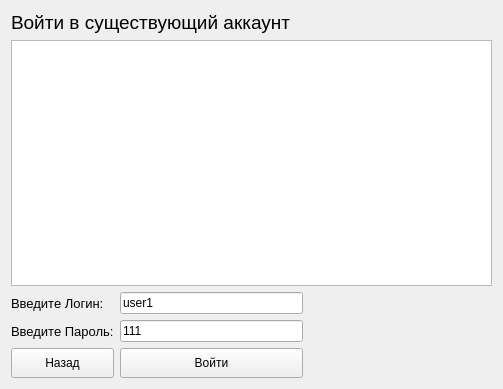
This is MyAutho.ui in LegSergei/QTProjectCLIENT as Qt 5 draws it before an edit. The edited form follows.
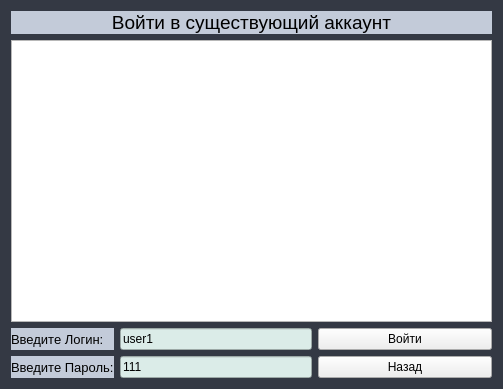
This is the edited form. Icons and pictures are not drawn.

```diff
--- a/MyAutho.ui
+++ b/MyAutho.ui
@@ -11,28 +11,50 @@
    </rect>
   </property>
   <property name="windowTitle">
-   <string>MyAutho</string>
+   <string>Chat Authorization</string>
+  </property>
+  <property name="styleSheet">
+   <string notr="true">QWidget#MyAutho { background-color: rgb(52, 57, 68); }</string>
   </property>
   <layout class="QGridLayout" name="gridLayout">
-   <item row="0" column="0" colspan="3">
-    <widget class="QLabel" name="label_4">
-     <property name="font">
-      <font>
-       <pointsize>14</pointsize>
-      </font>
+   <item row="2" column="1">
+    <widget class="QLineEdit" name="le_Login">
+     <property name="styleSheet">
+      <string notr="true">QLineEdit { background-color: rgb(219, 236, 232); }</string>
      </property>
      <property name="text">
-      <string>Войти в существующий аккаунт</string>
+      <string>user1</string>
+     </property>
+     <property name="maxLength">
+      <number>15</number>
      </property>
     </widget>
    </item>
    <item row="1" column="0" colspan="3">
     <widget class="QTextEdit" name="te_Main">
+     <property name="styleSheet">
+      <string notr="true">border-image: url(:/QtCLIENT/image/116947-digital_art.jpg);</string>
+     </property>
      <property name="readOnly">
       <bool>true</bool>
      </property>
     </widget>
    </item>
+   <item row="4" column="0">
+    <widget class="QLabel" name="label_2">
+     <property name="font">
+      <font>
+       <pointsize>10</pointsize>
+      </font>
+     </property>
+     <property name="styleSheet">
+      <string notr="true">QLabel{ background-color: rgb(195, 203, 217); }</string>
+     </property>
+     <property name="text">
+      <string>Введите Пароль:</string>
+     </property>
+    </widget>
+   </item>
    <item row="2" column="0">
     <widget class="QLabel" name="label">
      <property name="font">
@@ -40,95 +62,77 @@
        <pointsize>10</pointsize>
       </font>
      </property>
+     <property name="styleSheet">
+      <string notr="true">QLabel{ background-color: rgb(195, 203, 217); }</string>
+     </property>
      <property name="text">
       <string>Введите Логин:</string>
      </property>
     </widget>
    </item>
-   <item row="2" column="1">
-    <widget class="QLineEdit" name="le_Login">
-     <property name="text">
-      <string>user1</string>
-     </property>
-    </widget>
-   </item>
-   <item row="2" column="2">
-    <spacer name="horizontalSpacer">
-     <property name="orientation">
-      <enum>Qt::Horizontal</enum>
-     </property>
-     <property name="sizeHint" stdset="0">
-      <size>
-       <width>183</width>
-       <height>20</height>
-      </size>
-     </property>
-    </spacer>
-   </item>
-   <item row="3" column="0">
-    <widget class="QLabel" name="label_2">
-     <property name="font">
-      <font>
-       <pointsize>10</pointsize>
-      </font>
-     </property>
-     <property name="text">
-      <string>Введите Пароль:</string>
-     </property>
-    </widget>
-   </item>
-   <item row="3" column="1">
+   <item row="4" column="1">
     <widget class="QLineEdit" name="le_Pass">
+     <property name="styleSheet">
+      <string notr="true">QLineEdit { background-color: rgb(219, 236, 232); }</string>
+     </property>
      <property name="text">
       <string>111</string>
      </property>
+     <property name="maxLength">
+      <number>15</number>
+     </property>
     </widget>
    </item>
-   <item row="3" column="2" rowspan="2">
-    <spacer name="horizontalSpacer_2">
-     <property name="minimumSize">
-      <size>
-       <width>0</width>
-       <height>30</height>
-      </size>
+   <item row="0" column="0" colspan="3">
+    <widget class="QLabel" name="label_4">
+     <property name="font">
+      <font>
+       <pointsize>14</pointsize>
+      </font>
      </property>
-     <property name="orientation">
-      <enum>Qt::Horizontal</enum>
-     </property>
-     <property name="sizeHint" stdset="0">
-      <size>
-       <width>183</width>
-       <height>32</height>
-      </size>
-     </property>
-    </spacer>
-   </item>
-   <item row="4" column="0">
-    <widget class="QPushButton" name="pb_back">
-     <property name="minimumSize">
-      <size>
-       <width>0</width>
-       <height>30</height>
-      </size>
+     <property name="styleSheet">
+      <string notr="true">QLabel{ background-color: rgb(195, 203, 217); }</string>
      </property>
      <property name="text">
-      <string>Назад</string>
+      <string>Войти в существующий аккаунт</string>
+     </property>
+     <property name="alignment">
+      <set>Qt::AlignCenter</set>
      </property>
     </widget>
    </item>
-   <item row="4" column="1">
+   <item row="2" column="2">
     <widget class="QPushButton" name="pb_autho">
      <property name="minimumSize">
       <size>
-       <width>0</width>
-       <height>30</height>
+       <width>174</width>
+       <height>20</height>
       </size>
      </property>
+     <property name="styleSheet">
+      <string notr="true">border-image: url(:/QtCLIENT/image/279936-snowflake-background-3840x2160-1080p.jpg);</string>
+     </property>
      <property name="text">
       <string>Войти</string>
      </property>
     </widget>
    </item>
+   <item row="4" column="2">
+    <widget class="QPushButton" name="pb_back">
+     <property name="minimumSize">
+      <size>
+       <width>0</width>
+       <height>20</height>
+      </size>
+     </property>
+     <property name="styleSheet">
+      <string notr="true">border-image: url(:/QtCLIENT/image/279936-snowflake-background-3840x2160-1080p.jpg);</string>
+     </property>
+     <property name="text">
+      <string>Назад</string>
+     </property>
+    </widget>
+   </item>
   </layout>
  </widget>
  <layoutdefault spacing="6" margin="11"/>
```
Left out of the diff: 4 changed lines with no effect on the pictures.
